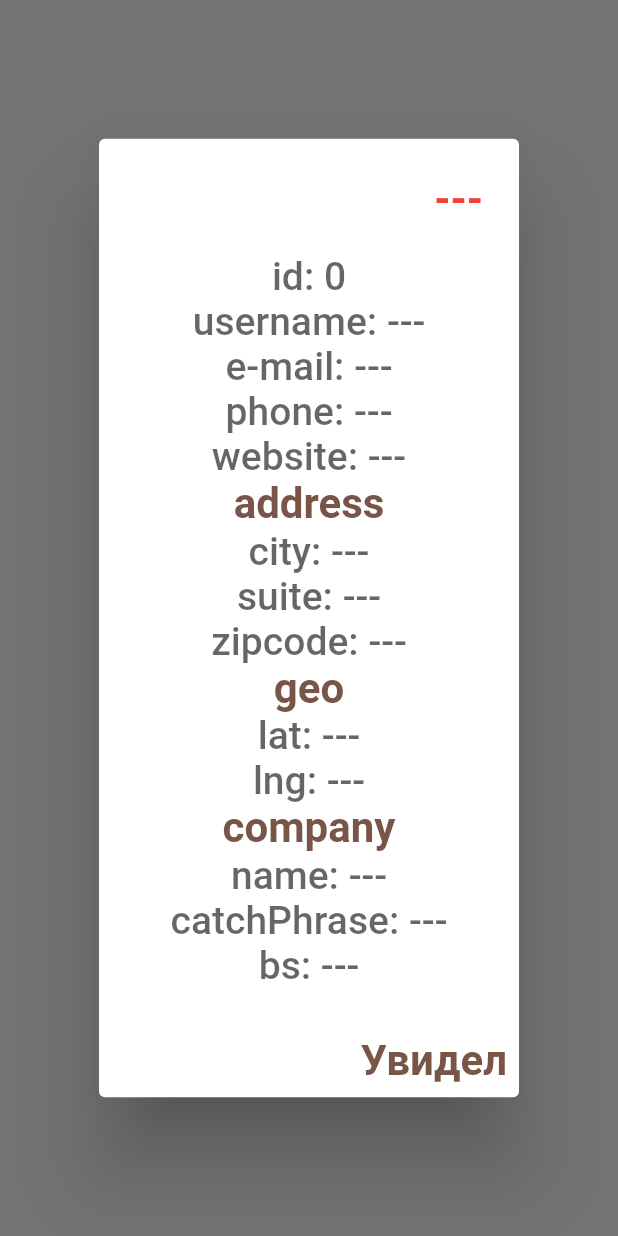
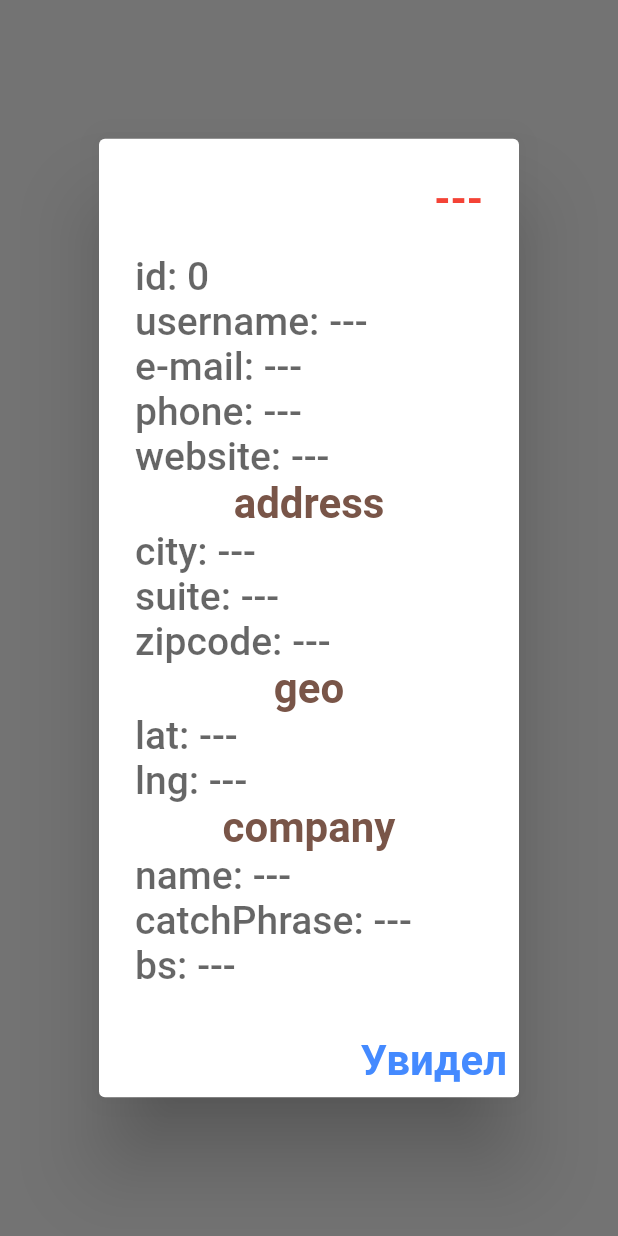
Before and after one commit to winsightnsk/ugntu, a Flutter app: what showDetales() shows on an empty page, opened directly with empty values, on a phone screen of 412 x 824 dp. Run offline on Flutter 3.47's test engine with Material 2 defaults, Android fonts, the phone set to English and light mode, and no system bars; our stand-ins replace shared_preferences; accounts and stored records are empty; network calls fail; Roboto replaces fonts that are missing (gabriola).

Commit message:
Итоговая: Готово!

```diff
--- a/lib/loadjson.dart
+++ b/lib/loadjson.dart
@@ -157,28 +157,28 @@ Future showDetales(BuildContext context, User data) {
           SingleChildScrollView(
             child: Column(
             children: [
-              Text('id: '+chs(i: data.id), style: ts, textAlign: TextAlign.left,),
-              Text('username: '+chs(s: data.username), style: ts, textAlign: TextAlign.left,),
-              Text('e-mail: '+chs(s: data.email), style: ts, textAlign: TextAlign.left,),
-              Text('phone: '+chs(s: data.phone), style: ts, textAlign: TextAlign.left,),
-              Text('website: '+chs(s: data.website), style: ts, textAlign: TextAlign.left,),
+              Row(children: [Flexible(child: Text('id: '+chs(i: data.id), style: ts, textAlign: TextAlign.left,))],),
+              Row(children: [Flexible(child: Text('username: '+chs(s: data.username), style: ts, textAlign: TextAlign.left,))],),
+              Row(children: [Flexible(child: Text('e-mail: '+chs(s: data.email), style: ts, textAlign: TextAlign.left,))],),
+              Row(children: [Flexible(child: Text('phone: '+chs(s: data.phone), style: ts, textAlign: TextAlign.left,))],),
+              Row(children: [Flexible(child: Text('website: '+chs(s: data.website), style: ts, textAlign: TextAlign.left,))],),
               Text('address', style: Theme.of(context).textTheme.headline1, textAlign: TextAlign.left,),
-              Text('city: '+chs(s: data.address?.city), style: ts, textAlign: TextAlign.left,),
-              Text('suite: '+chs(s: data.address?.suite), style: ts, textAlign: TextAlign.left,),
-              Text('zipcode: '+chs(s: data.address?.zipcode), style: ts, textAlign: TextAlign.left,),
+              Row(children: [Flexible(child: Text('city: '+chs(s: data.address?.city), style: ts, textAlign: TextAlign.left,))],),
+              Row(children: [Flexible(child: Text('suite: '+chs(s: data.address?.suite), style: ts, textAlign: TextAlign.left,))],),
+              Row(children: [Flexible(child: Text('zipcode: '+chs(s: data.address?.zipcode), style: ts, textAlign: TextAlign.left,))],),
               Text('geo', style: Theme.of(context).textTheme.headline1, textAlign: TextAlign.left,),
-              Text('lat: '+chs(s: data.address?.geo?.lat), style: ts, textAlign: TextAlign.left,),
-              Text('lng: '+chs(s: data.address?.geo?.lng), style: ts, textAlign: TextAlign.left,),
+              Row(children: [Flexible(child: Text('lat: '+chs(s: data.address?.geo?.lat), style: ts, textAlign: TextAlign.left,))],),
+              Row(children: [Flexible(child: Text('lng: '+chs(s: data.address?.geo?.lng), style: ts, textAlign: TextAlign.left,))],),
               Text('company', style: Theme.of(context).textTheme.headline1, textAlign: TextAlign.left,),
-              Text('name: '+chs(s: data.company?.name), style: ts, textAlign: TextAlign.left,),
-              Text('catchPhrase: '+chs(s: data.company?.catchPhrase), style: ts, textAlign: TextAlign.left,),
-              Text('bs: '+chs(s: data.company?.bs), style: ts, textAlign: TextAlign.left,),
+              Row(children: [Flexible(child: Text('name: '+chs(s: data.company?.name), style: ts, textAlign: TextAlign.left,))],),
+              Row(children: [Flexible(child: Text('catchPhrase: '+chs(s: data.company?.catchPhrase), style: ts, textAlign: TextAlign.left,))],),
+              Row(children: [Flexible(child: Text('bs: '+chs(s: data.company?.bs), style: ts, textAlign: TextAlign.left,))],),
             ],
           ),
           ),
         actions: <Widget>[
           InkWell(
-            child: Text('Увидел', style: Theme.of(context).textTheme.headline1),
+            child: Text('Увидел', style: Theme.of(context).textTheme.headline1?.copyWith(color: Colors.blueAccent)),
             onTap: () => Navigator.of(context).pop(),
           ),
         ],
```
